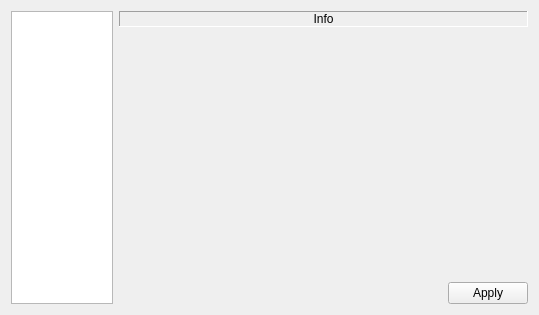
This is liteidex/src/liteapp/optionswidget.ui in visualfc/liteide as Qt 5 draws it before an edit. The edited form follows.
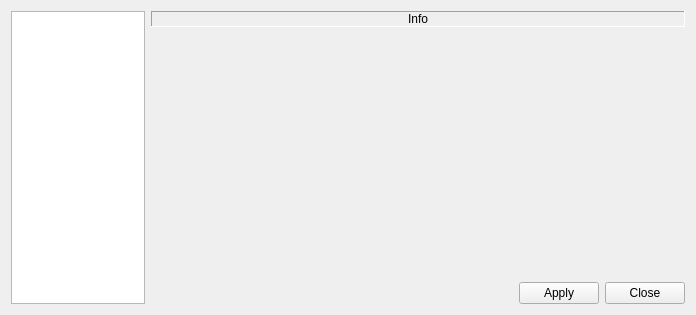
This is the edited form.

```diff
--- a/liteidex/src/liteapp/optionswidget.ui
+++ b/liteidex/src/liteapp/optionswidget.ui
@@ -6,7 +6,7 @@
    <rect>
     <x>0</x>
     <y>0</y>
-    <width>539</width>
+    <width>696</width>
     <height>315</height>
    </rect>
   </property>
@@ -80,6 +80,13 @@
          </property>
         </widget>
        </item>
+       <item>
+        <widget class="QPushButton" name="closeButton">
+         <property name="text">
+          <string>Close</string>
+         </property>
+        </widget>
+       </item>
       </layout>
      </item>
     </layout>
```
Left out of the diff: 2 changed lines with no effect on the pictures.
